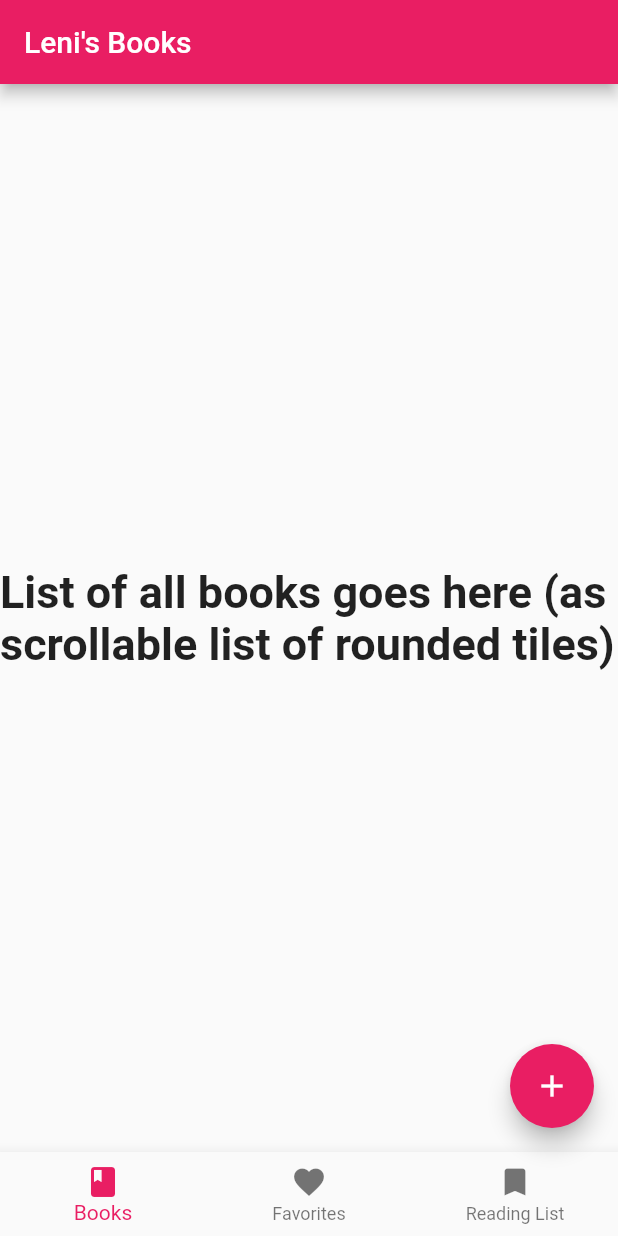
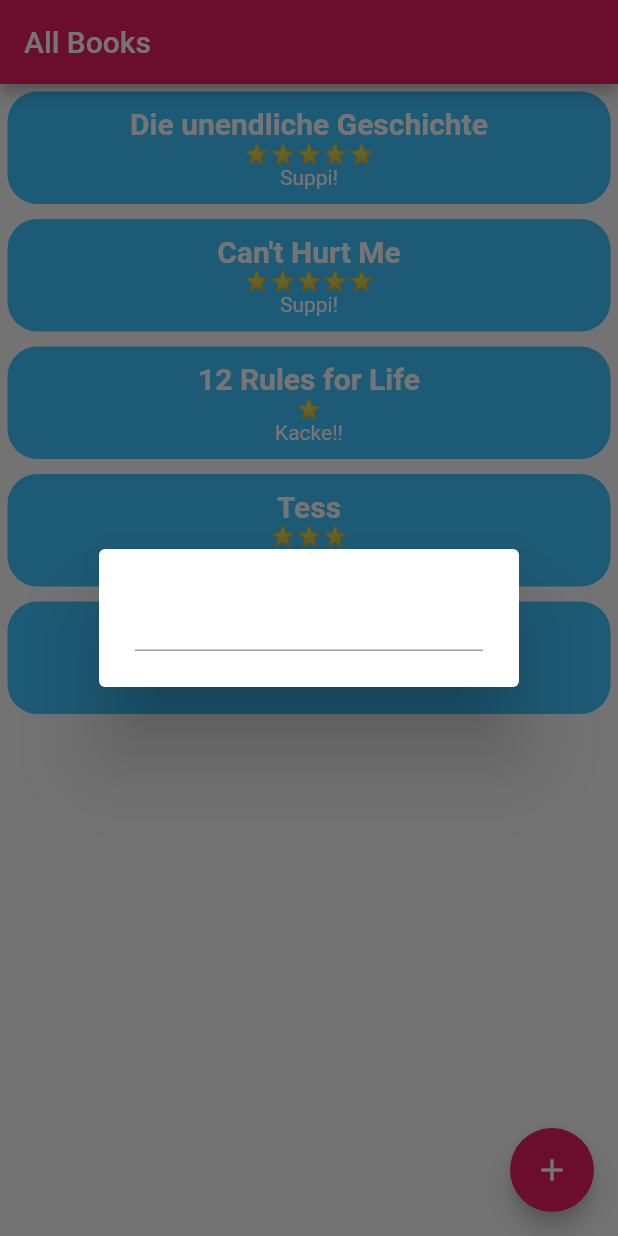
Before and after one commit to MarkusZoppelt/LeniBooks, a Flutter app: the screen it shows after launch, after a tap on the "add" icon, on a phone screen of 412 x 824 dp. Run offline on Flutter 3.47's test engine with Material 2 defaults, Android fonts, the phone set to English and light mode, and no system bars.

Commit message:
implemented list view of BookTiles and possibility to add more books

```diff
--- /dev/null
+++ b/lib/Model/book.dart
@@ -0,0 +1,10 @@
+class Book {
+  String title;
+  // String author;
+  int rating;
+  String note;
+  bool isFavorite;
+  int bookId;
+
+  Book(this.title, this.rating, this.note, this.isFavorite, this.bookId);
+}
--- /dev/null
+++ b/lib/UI/book_tile.dart
@@ -0,0 +1,56 @@
+import 'package:flutter/material.dart';
+
+class BookTile extends StatelessWidget {
+  final String title;
+  final int rating;
+  final String notes;
+  final bool isFavorite;
+
+  const BookTile(this.title, this.rating, this.notes, this.isFavorite);
+
+  @override
+  Widget build(BuildContext context) {
+    String rating = "";
+    for (var i = 0; i < this.rating; i++) {
+      rating += "⭐";
+    }
+
+    return Center(
+        child: Container(
+      padding: EdgeInsets.all(5),
+      child: Column(
+        children: <Widget>[
+          Container(
+            // height: ,
+            decoration: ShapeDecoration.fromBoxDecoration(
+              BoxDecoration(
+                color: Colors.lightBlueAccent,
+                borderRadius: BorderRadius.circular(20.0),
+              ),
+            ),
+            padding: EdgeInsets.symmetric(vertical: 10.0),
+            child: Center(
+              child: Column(children: <Widget>[
+                Text(
+                  this.title,
+                  style: TextStyle(
+                    fontSize: 20.0,
+                    fontWeight: FontWeight.w600,
+                    color: Colors.white,
+                  ),
+                ),
+                Text(rating),
+                Text(
+                  this.notes.toString(),
+                  style: TextStyle(
+                    color: Colors.white,
+                  ),
+                ),
+              ]),
+            ),
+          ),
+        ],
+      ),
+    ));
+  }
+}
--- a/lib/book.dart
+++ /dev/null
@@ -1,22 +0,0 @@
-import 'dart:convert';
-
-class Book {
-  List<Book> books;
-  String title;
-  String author;
-  int rating;
-  String note;
-  int bookId;
-
-  Book(this.title, this.author, this.rating, this.note, this.bookId);
-
-  factory Book.fromJSON(Map<String, dynamic> parsedJSON) {
-    return Book(
-      parsedJSON['title'],
-      parsedJSON['author'],
-      parsedJSON['id'],
-      parsedJSON['rating'],
-      parsedJSON['note'],
-    );
-  }
-}
--- a/lib/book_collection.dart
+++ /dev/null
@@ -1,24 +0,0 @@
-import 'book.dart';
-
-class BookCollection {
-  static Book sampleBook =
-      Book("Die unendliche Geschichte", "Michael Ende", 5, "Supi Frutti", 1);
-
-  List<Book> books = [sampleBook];
-
-  BookCollection();
-
-  List<Book> getUserBooks() {
-    return books;
-  }
-
-  void addBook(Book book) {
-    books.add(book);
-  }
-
-  void addSampleBook() {
-    var b = books.last;
-    books.add(Book(b.title, b.author, b.rating, b.note, b.bookId + 1));
-    print("added sample book");
-  }
-}
--- a/lib/main.dart
+++ b/lib/main.dart
@@ -1,7 +1,8 @@
-import 'package:LeniBooks/book_tile.dart';
+import 'package:LeniBooks/UI/book_tile.dart';
 import 'package:flutter/material.dart';
-import 'book.dart';
-import 'book_collection.dart';
+import 'UI/book_tile.dart';
+import 'UI/user_input.dart';
+import 'Model/book.dart';
 
 void main() {
   runApp(MyApp());
@@ -12,104 +13,86 @@ class MyApp extends StatelessWidget {
   @override
   Widget build(BuildContext context) {
     return MaterialApp(
+      debugShowCheckedModeBanner: false,
       title: "Leni Books",
       theme: ThemeData(
         primarySwatch: Colors.pink,
         visualDensity: VisualDensity.adaptivePlatformDensity,
       ),
-      home: MyHomePage(title: 'LeniBooks'),
+      home: AllBooksPage(),
     );
   }
 }
 
-class MyHomePage extends StatefulWidget {
-  MyHomePage({Key key, this.title}) : super(key: key);
-
-  final String title;
-
+class AllBooksPage extends StatefulWidget {
   @override
-  _MyHomePageState createState() => _MyHomePageState();
+  _AllBooksState createState() => _AllBooksState();
 }
 
-class _MyHomePageState extends State<MyHomePage> {
-  int _selectedIndex = 0;
-  static const TextStyle optionStyle =
-      TextStyle(fontSize: 30, fontWeight: FontWeight.bold);
-  static const List<Widget> _widgetOptions = <Widget>[
-    Text(
-      'List of all books goes here (as scrollable list of rounded tiles)',
-      style: optionStyle,
-    ),
-    Text(
-      'List of all favorites goes here',
-      style: optionStyle,
-    ),
-    Text(
-      'Reading List goes here',
-      style: optionStyle,
-    ),
+class _AllBooksState extends State<AllBooksPage> {
+  List<Book> books = [
+    Book("Die unendliche Geschichte", 5, "Suppi!", true, 1),
+    Book("Can't Hurt Me", 5, "Suppi!", true, 2),
+    Book("12 Rules for Life", 1, "Kacke!!", false, 3),
+    Book("Tess", 3, "Meh!", false, 4),
+    Book("Money", 4, "", false, 6),
   ];
 
-  void _onItemTapped(int index) {
+  Book b = Book("Money", 4, "", false, 6);
+
+  void addBook(String title) {
     setState(() {
-      _selectedIndex = index;
+      books.add(Book(title, 0, "", false, 6));
     });
+    Navigator.of(context).pop();
+  }
+
+  void removeAllBooks() {
+    setState(() {
+      books.clear();
+      books = [
+        Book("Die unendliche Geschichte", 5, "Suppi!", true, 1),
+        Book("Can't Hurt Me", 5, "Suppi!", true, 2),
+        Book("12 Rules for Life", 1, "Kacke!!", false, 3),
+        Book("Tess", 3, "Meh!", false, 4),
+        Book("Money", 4, "", false, 6),
+      ];
+    });
+  }
+
+  void newEntry() {
+    showDialog<AlertDialog>(
+      context: context,
+      builder: (BuildContext context) {
+        return AlertDialog(
+          content: TextField(
+            onSubmitted: addBook,
+          ),
+        );
+      },
+    );
   }
 
   @override
   Widget build(BuildContext context) {
     return Scaffold(
       appBar: AppBar(
-        title: const Text("Leni's Books"),
+        title: Text("All Books"),
+        backgroundColor: Colors.pink,
       ),
-      body: Center(
-        child: _widgetOptions.elementAt(_selectedIndex),
+      body: ListView.builder(
+        // gridDelegate:
+        //     SliverGridDelegateWithFixedCrossAxisCount(crossAxisCount: 2),
+        itemCount: books.length,
+        itemBuilder: (context, i) {
+          var b = books[i];
+          return BookTile(b.title, b.rating, b.note, b.isFavorite);
+        },
       ),
       floatingActionButton: FloatingActionButton(
-        onPressed: () {
-          BookCollection collection = BookCollection();
-
-          collection.addSampleBook();
-
-          var b = collection.getUserBooks().last;
-          print(b.bookId);
-        },
+        onPressed: newEntry,
         child: Icon(Icons.add),
-        backgroundColor: Colors.pink,
-      ),
-      bottomNavigationBar: BottomNavigationBar(
-        items: const <BottomNavigationBarItem>[
-          BottomNavigationBarItem(
-            icon: Icon(Icons.book),
-            title: Text('Books'),
-          ),
-          BottomNavigationBarItem(
-            icon: Icon(Icons.favorite),
-            title: Text('Favorites'),
-          ),
-          BottomNavigationBarItem(
-            icon: Icon(Icons.bookmark),
-            title: Text('Reading List'),
-          ),
-        ],
-        currentIndex: _selectedIndex,
-        selectedItemColor: Colors.pink[1],
-        onTap: _onItemTapped,
       ),
     );
   }
 }
-
-class BookPage extends StatefulWidget {
-  @override
-  _BookPageState createState() => _BookPageState();
-}
-
-class _BookPageState extends State<BookPage> {
-  List<Book> bookList = [];
-
-  @override
-  Widget build(BuildContext context) {
-    return Container();
-  }
-}
--- a/pubspec.yaml
+++ b/pubspec.yaml
@@ -45,8 +45,8 @@ flutter:
   uses-material-design: true
 
   # To add assets to your application, add an assets section, like this:
-  # assets:
-  #   - images/a_dot_burr.jpeg
+  assets:
+    - assets/images/
   #   - images/a_dot_ham.jpeg
 
   # An image asset can refer to one or more resolution-specific "variants", see
```
Also changed, not shown: lib/UI/user_input.dart (added, +25 -0 lines), lib/book_tile.dart (deleted, +0 -45 lines), pubspec.lock.
